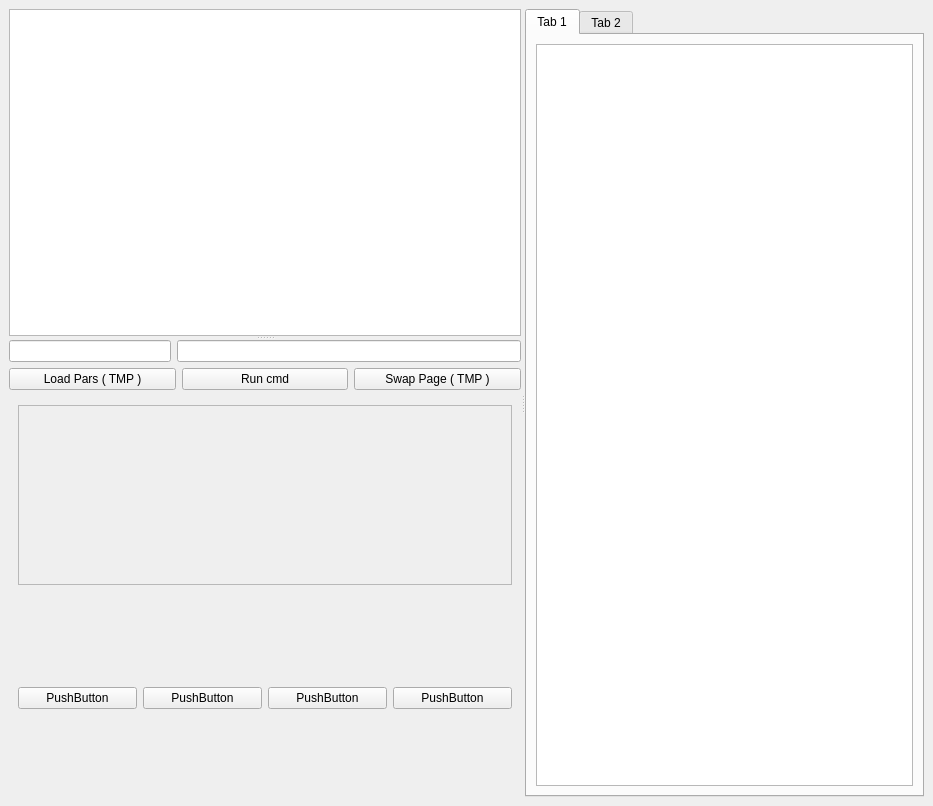
The window that src/client/client.ui (ccp4/DUI2) describes before a commit, drawn with Qt 5.
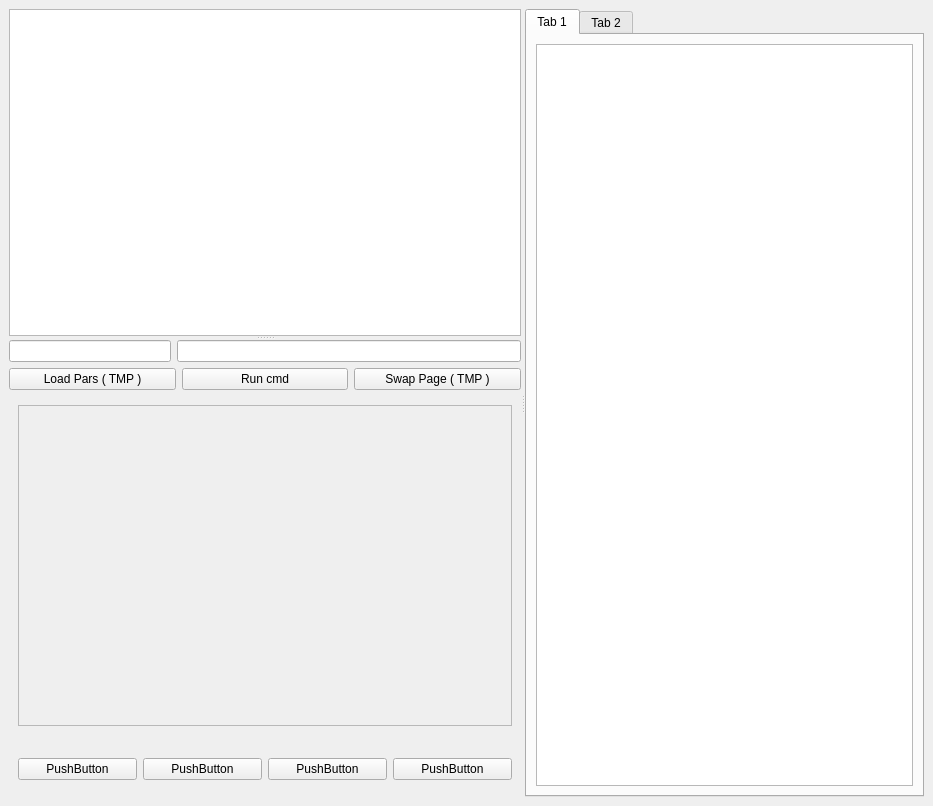
The same window after the commit. The open tabs and pages were chosen to show the change.

Commit message: temporal fix of sizes in layout

```diff
--- a/src/client/client.ui
+++ b/src/client/client.ui
@@ -86,8 +86,8 @@
                  <rect>
                   <x>0</x>
                   <y>0</y>
-                  <width>470</width>
-                  <height>177</height>
+                  <width>491</width>
+                  <height>317</height>
                  </rect>
                 </property>
                </widget>
@@ -164,6 +164,12 @@
          </item>
          <item>
           <widget class="QStackedWidget" name="NextCommadStackedWidget">
+           <property name="maximumSize">
+            <size>
+             <width>16777215</width>
+             <height>56</height>
+            </size>
+           </property>
            <property name="currentIndex">
             <number>0</number>
            </property>
```
Left out of the diff: 2 changed lines with no effect on the pictures.
